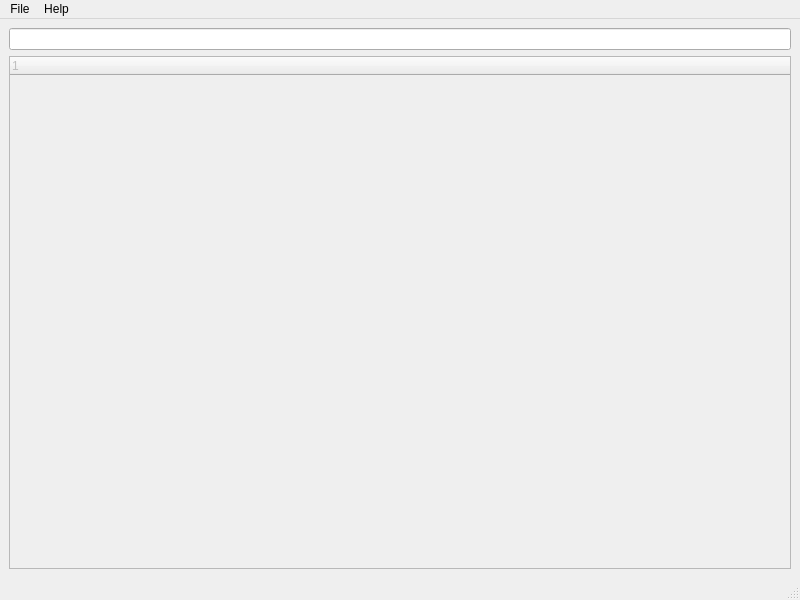
Qt form ktimetracker/new/mainwindow.ui (chusopr/kdepim-ktimetracker-akonadi) before a commit.
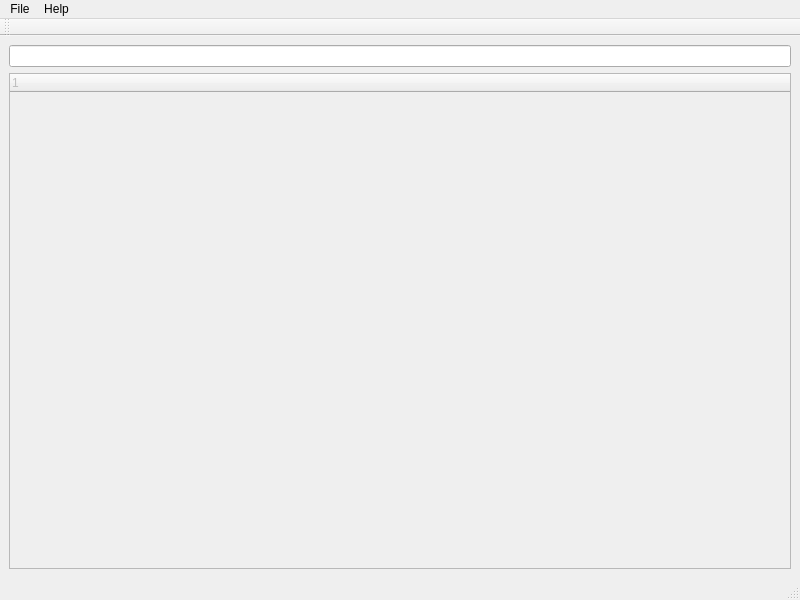
The same form after that commit. Custom widgets are drawn as their Qt base class.

Commit message: adding the toolbar to the .ui file as well

```diff
--- a/ktimetracker/new/mainwindow.ui
+++ b/ktimetracker/new/mainwindow.ui
@@ -63,6 +63,17 @@
    <addaction name="menuHelp"/>
   </widget>
   <widget class="QStatusBar" name="statusbar"/>
+  <widget class="QToolBar" name="toolBar">
+   <property name="windowTitle">
+    <string>toolBar</string>
+   </property>
+   <attribute name="toolBarArea">
+    <enum>TopToolBarArea</enum>
+   </attribute>
+   <attribute name="toolBarBreak">
+    <bool>false</bool>
+   </attribute>
+  </widget>
   <action name="actionOpen">
    <property name="text">
     <string>Load</string>
```
Left out of the diff: 2 changed lines with no effect on the pictures. The commit also changes 3 other files.
